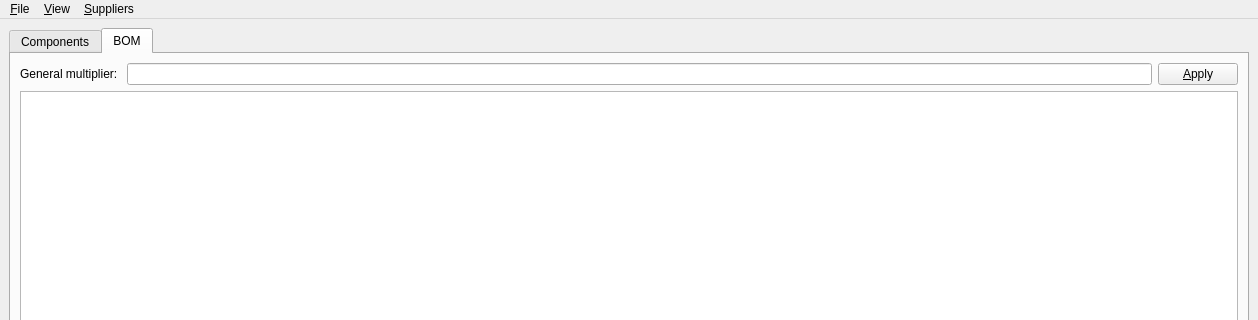
Before: the Qt Designer form BOMizator/BOMLinker.ui in dejfson/BOMizator, drawn with Qt 5; both pictures show x 0 to 1258 and y 0 to 320 of the 1258 by 838 pixel window.
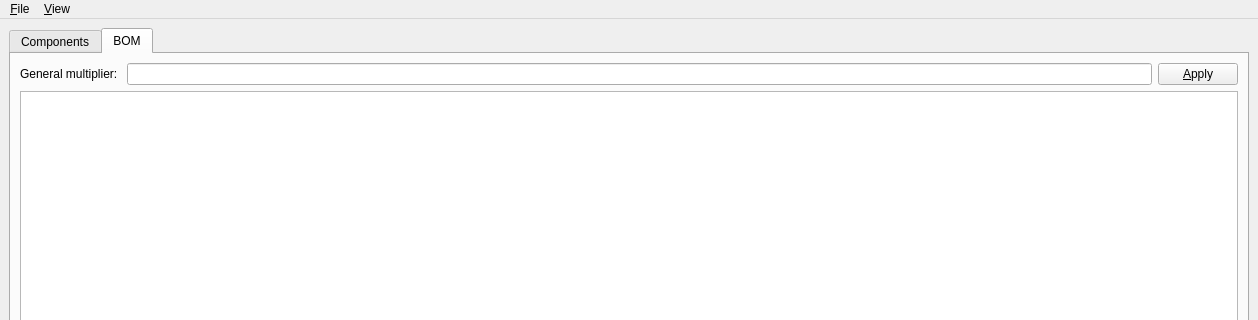
After: the same form once the commit is applied. Custom widgets are drawn as their Qt base class.

What changed in the file:
```diff
--- a/BOMizator/BOMLinker.ui
+++ b/BOMizator/BOMLinker.ui
@@ -167,7 +167,7 @@
      <x>0</x>
      <y>0</y>
      <width>1258</width>
-     <height>44</height>
+     <height>20</height>
     </rect>
    </property>
    <widget class="QMenu" name="menu_View">
@@ -189,14 +189,8 @@
     <addaction name="separator"/>
     <addaction name="action_Quit"/>
    </widget>
-   <widget class="QMenu" name="menu_Suppliers">
-    <property name="title">
-     <string>&amp;Suppliers</string>
-    </property>
-   </widget>
    <addaction name="menu_File"/>
    <addaction name="menu_View"/>
-   <addaction name="menu_Suppliers"/>
   </widget>
   <widget class="QStatusBar" name="statusbar"/>
   <action name="action_Show_disabled_components">
```
